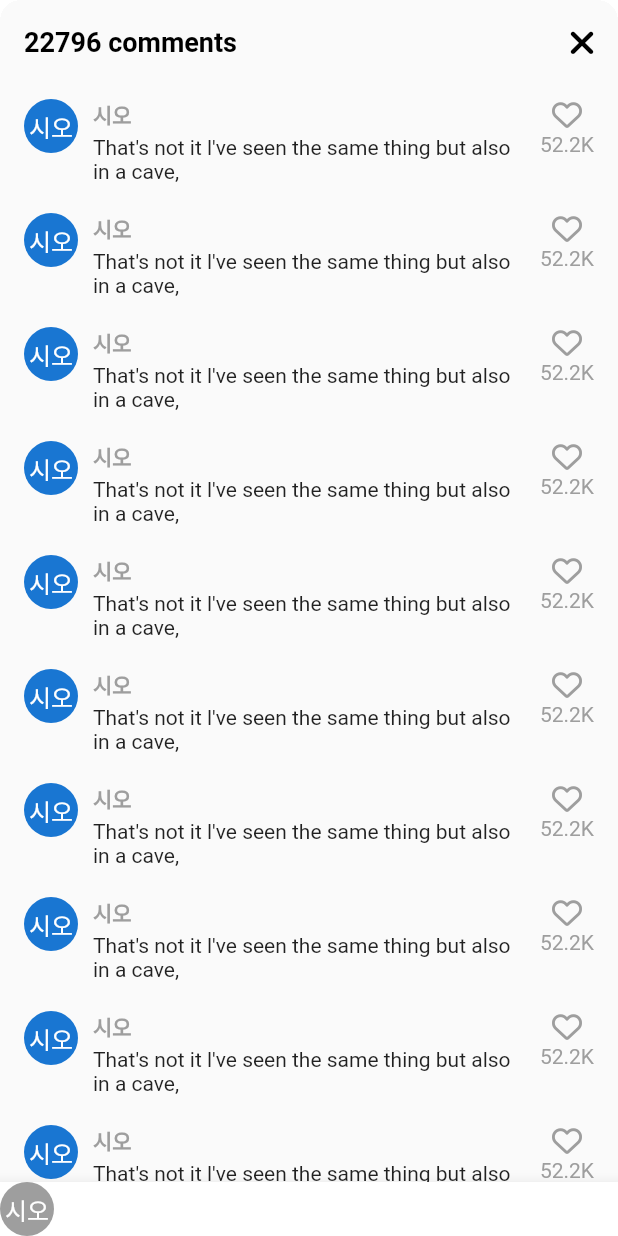
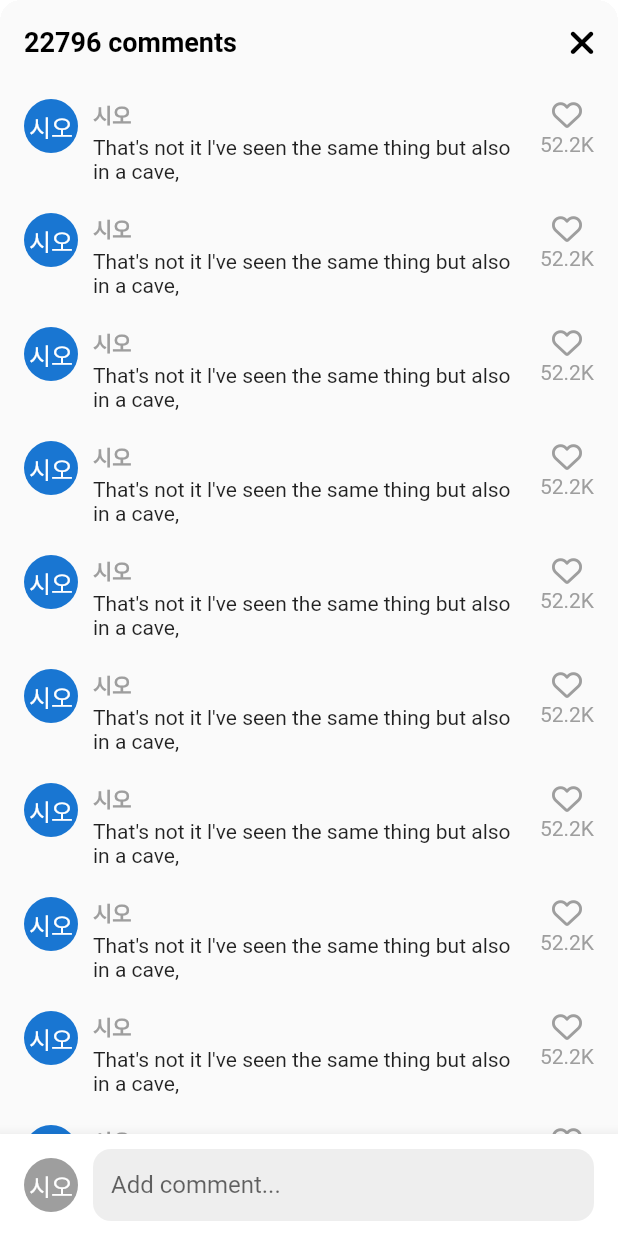
Before and after one commit to seo081225/tiktok_clone, a Flutter app: the VideoComments screen opened directly, on a phone screen of 412 x 824 dp. Run offline on Flutter 3.47's test engine with Material 2 defaults, Android fonts, the phone set to English and light mode, and no system bars; our stand-ins replace font_awesome_flutter, video_player, visibility_detector.

Commit message:
#8.2 Add Comment

```diff
--- a/lib/features/main_navigation/main_navigation_screen.dart
+++ b/lib/features/main_navigation/main_navigation_screen.dart
@@ -36,6 +36,7 @@ class _MainNavigationScreenState extends State<MainNavigationScreen> {
   @override
   Widget build(BuildContext context) {
     return Scaffold(
+      resizeToAvoidBottomInset: false,
       backgroundColor: _selectedIndex == 0 ? Colors.black : Colors.white,
       body: Stack(
         children: [
--- a/lib/features/videos/widgets/video_comments.dart
+++ b/lib/features/videos/widgets/video_comments.dart
@@ -17,7 +17,9 @@ class _VideoCommentsState extends State<VideoComments> {
 
   @override
   Widget build(BuildContext context) {
+    final size = MediaQuery.of(context).size;
     return Container(
+      height: size.height * 0.75,
       clipBehavior: Clip.hardEdge,
       decoration: BoxDecoration(
         borderRadius: BorderRadius.circular(Sizes.size14),
@@ -35,7 +37,9 @@ class _VideoCommentsState extends State<VideoComments> {
             ),
           ],
         ),
-        body: ListView.separated(
+        body: Stack(
+          children: [
+            ListView.separated(
               padding: const EdgeInsets.symmetric(
                 vertical: Sizes.size10,
                 horizontal: Sizes.size16,
@@ -87,8 +91,16 @@ class _VideoCommentsState extends State<VideoComments> {
                 ],
               ),
             ),
-        bottomNavigationBar: BottomAppBar(
+            Positioned(
+              bottom: 0,
+              width: size.width,
+              child: BottomAppBar(
                 color: Colors.white,
+                child: Padding(
+                  padding: const EdgeInsets.symmetric(
+                    horizontal: Sizes.size16,
+                    vertical: Sizes.size10,
+                  ),
                   child: Row(
                     children: [
                       CircleAvatar(
@@ -97,8 +109,33 @@ class _VideoCommentsState extends State<VideoComments> {
                         foregroundColor: Colors.white,
                         child: const Text("시오"),
                       ),
+                      Gaps.h10,
+                      Expanded(
+                        child: TextField(
+                          cursorColor: Theme.of(context).primaryColor,
+                          decoration: InputDecoration(
+                            hintText: "Add comment...",
+                            border: OutlineInputBorder(
+                              borderRadius: BorderRadius.circular(
+                                Sizes.size12,
+                              ),
+                              borderSide: BorderSide.none,
+                            ),
+                            filled: true,
+                            fillColor: Colors.grey.shade200,
+                            contentPadding: const EdgeInsets.symmetric(
+                              vertical: Sizes.size10,
+                              horizontal: Sizes.size12,
+                            ),
+                          ),
+                        ),
+                      )
                     ],
                   ),
+                ),
+              ),
+            )
+          ],
         ),
       ),
     );
--- a/lib/features/videos/widgets/video_post.dart
+++ b/lib/features/videos/widgets/video_post.dart
@@ -97,6 +97,7 @@ class _VideoPostState extends State<VideoPost>
     }
     await showModalBottomSheet(
       context: context,
+      isScrollControlled: true,
       backgroundColor: Colors.transparent,
       builder: (context) => const VideoComments(),
     );
@@ -153,7 +154,7 @@ class _VideoPostState extends State<VideoPost>
               crossAxisAlignment: CrossAxisAlignment.start,
               children: [
                 Text(
-                  "@쇼",
+                  "@시오",
                   style: TextStyle(
                     fontSize: Sizes.size20,
                     color: Colors.white,
```
Lines whose indentation alone changed are shown as unchanged.
